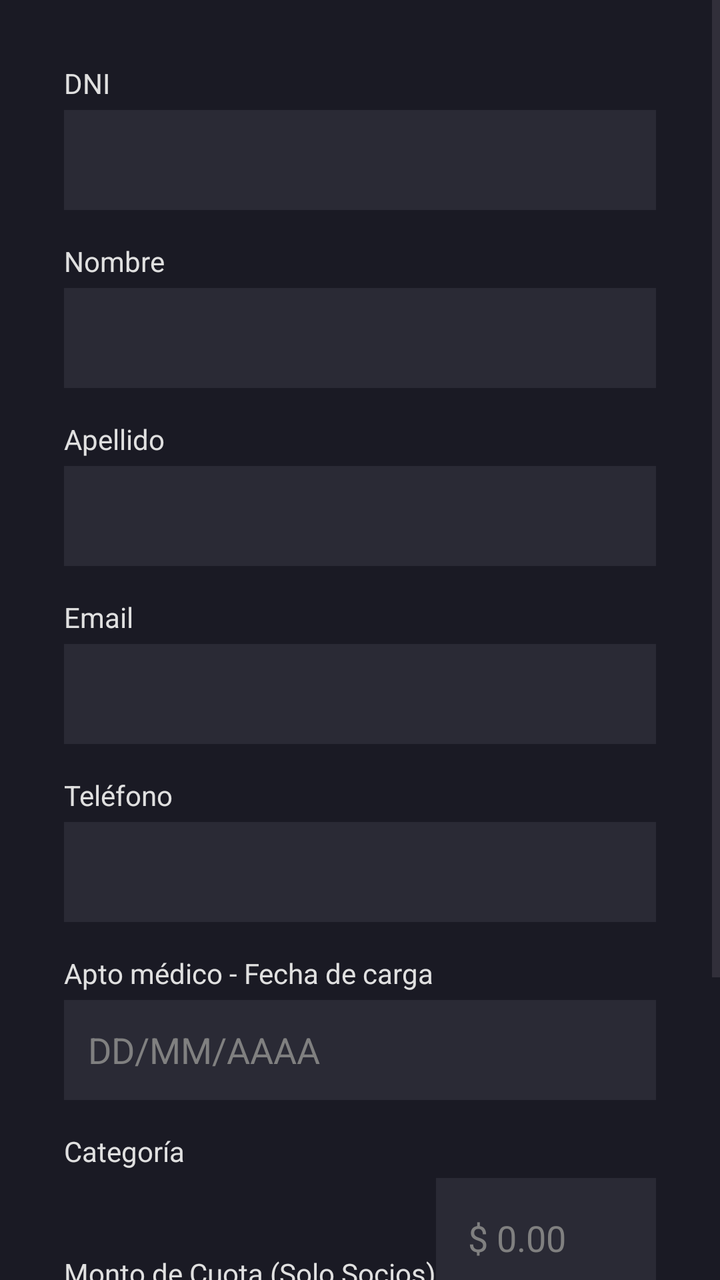
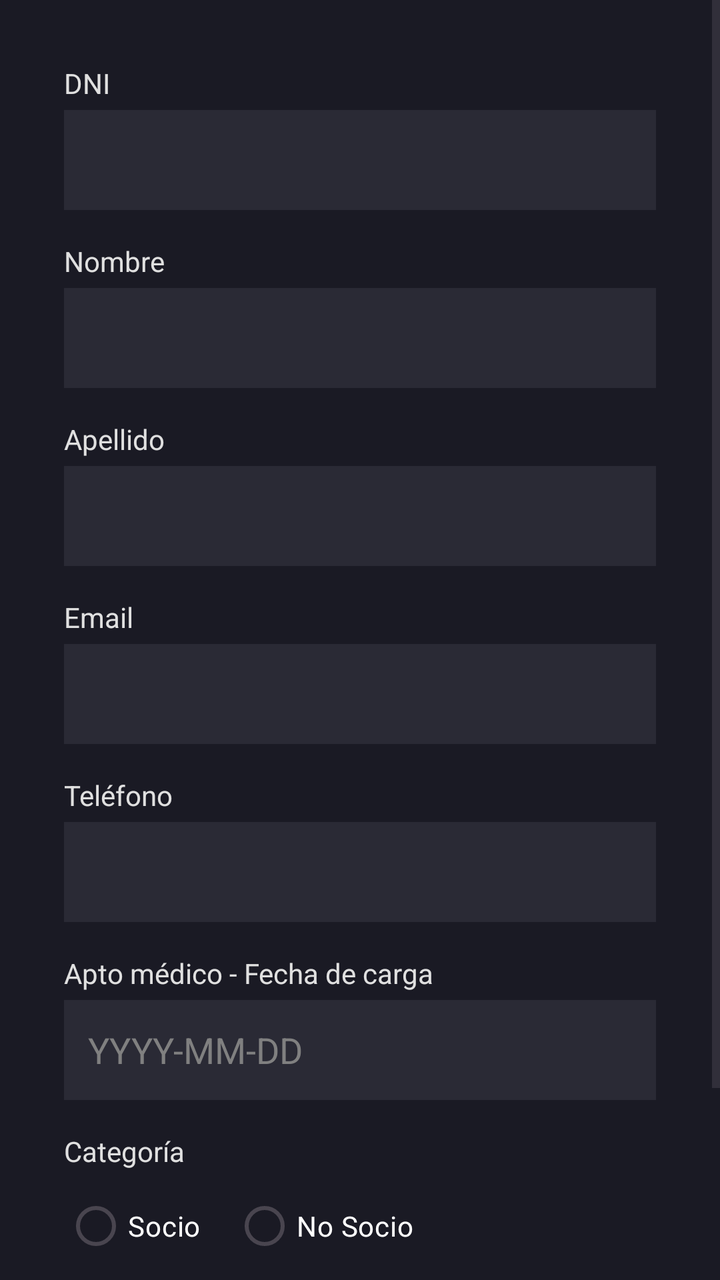

Two renders of the same Android screen: before a commit and after it. Below are the layout's source before the change and the commit's diff.
<!-- AndroidManifest.xml: application theme Theme.triada_DAM_MTlon -->
<!-- res/layout/activity_registro.xml -->
<?xml version="1.0" encoding="utf-8"?>
<ScrollView xmlns:android="http://schemas.android.com/apk/res/android"
    xmlns:tools="http://schemas.android.com/tools"
    android:layout_width="match_parent"
    android:layout_height="match_parent"
    android:background="#1A1A24">

    <LinearLayout
        android:layout_width="match_parent"
        android:layout_height="wrap_content"
        android:orientation="vertical"
        android:padding="32dp">

        <TextView
            android:layout_width="wrap_content"
            android:layout_height="wrap_content"
            android:text="DNI"
            android:textColor="#E0E0E0"
            android:layout_marginBottom="4dp"
            tools:ignore="HardcodedText" />

        <EditText
            android:id="@+id/etDniReg"
            android:layout_width="match_parent"
            android:layout_height="50dp"
            android:layout_marginBottom="16dp"
            android:background="#2A2A35"
            android:inputType="number"
            android:padding="12dp"
            android:textColor="#FFFFFF"
            tools:ignore="Autofill,LabelFor,SpeakableTextPresentCheck,SpeakableTextPresentCheck,VisualLintTextFieldSize" />

        <TextView
            android:layout_width="wrap_content"
            android:layout_height="wrap_content"
            android:text="Nombre"
            android:textColor="#E0E0E0"
            android:layout_marginBottom="4dp"
            tools:ignore="HardcodedText" />

        <EditText
            android:id="@+id/etNombre"
            android:layout_width="match_parent"
            android:layout_height="50dp"
            android:layout_marginBottom="16dp"
            android:background="#2A2A35"
            android:inputType="text"
            android:padding="12dp"
            android:textColor="#FFFFFF"
            tools:ignore="Autofill,LabelFor,SpeakableTextPresentCheck,VisualLintTextFieldSize" />

        <TextView
            android:layout_width="wrap_content"
            android:layout_height="wrap_content"
            android:text="Apellido"
            android:textColor="#E0E0E0"
            android:layout_marginBottom="4dp"
            tools:ignore="HardcodedText" />

        <EditText
            android:id="@+id/etApellido"
            android:layout_width="match_parent"
            android:layout_height="50dp"
            android:layout_marginBottom="16dp"
            android:background="#2A2A35"
            android:inputType="text"
            android:padding="12dp"
            android:textColor="#FFFFFF"
            tools:ignore="Autofill,LabelFor,SpeakableTextPresentCheck,VisualLintTextFieldSize" />

        <TextView
            android:layout_width="wrap_content"
            android:layout_height="wrap_content"
            android:text="Email"
            android:textColor="#E0E0E0"
            android:layout_marginBottom="4dp"
            tools:ignore="HardcodedText" />

        <EditText
            android:id="@+id/etEmail"
            android:layout_width="match_parent"
            android:layout_height="50dp"
            android:layout_marginBottom="16dp"
            android:background="#2A2A35"
            android:inputType="textEmailAddress"
            android:padding="12dp"
            android:textColor="#FFFFFF"
            tools:ignore="Autofill,LabelFor,SpeakableTextPresentCheck,VisualLintTextFieldSize" />

        <TextView
            android:layout_width="wrap_content"
            android:layout_height="wrap_content"
            android:text="Teléfono"
            android:textColor="#E0E0E0"
            android:layout_marginBottom="4dp"
            tools:ignore="HardcodedText" />

        <EditText
            android:id="@+id/etTelefono"
            android:layout_width="match_parent"
            android:layout_height="50dp"
            android:layout_marginBottom="16dp"
            android:background="#2A2A35"
            android:inputType="phone"
            android:padding="12dp"
            android:textColor="#FFFFFF"
            tools:ignore="Autofill,LabelFor,SpeakableTextPresentCheck,VisualLintTextFieldSize" />

        <TextView
            android:layout_width="wrap_content"
            android:layout_height="wrap_content"
            android:text="Apto médico - Fecha de carga"
            android:textColor="#E0E0E0"
            android:layout_marginBottom="4dp"
            tools:ignore="HardcodedText" />

        <EditText
            android:id="@+id/etApto"
            android:layout_width="match_parent"
            android:layout_height="50dp"
            android:layout_marginBottom="16dp"
            android:background="#2A2A35"
            android:hint="DD/MM/AAAA"
            android:inputType="date"
            android:padding="12dp"
            android:textColor="#FFFFFF"
            android:textColorHint="#808080"
            tools:ignore="Autofill,HardcodedText,TextContrastCheck,VisualLintTextFieldSize" />

        <TextView
            android:layout_width="wrap_content"
            android:layout_height="wrap_content"
            android:text="Categoría"
            android:textColor="#E0E0E0"
            android:layout_marginBottom="4dp"
            tools:ignore="HardcodedText" />
        <RadioGroup
            android:id="@+id/rgCategoria"
            android:layout_width="match_parent"
            android:layout_height="wrap_content"
            android:orientation="horizontal"
            android:layout_marginBottom="24dp">

            <TextView
                android:id="@+id/lblMontoCuota"
                android:layout_width="wrap_content"
                android:layout_height="wrap_content"
                android:text="Monto de Cuota (Solo Socios)"
                android:textColor="#E0E0E0"
                android:layout_marginTop="16dp"
                android:layout_marginBottom="8dp"
                tools:ignore="HardcodedText" />

            <EditText
                android:id="@+id/etMontoCuota"
                android:layout_width="match_parent"
                android:layout_height="60dp"
                android:layout_marginBottom="16dp"
                android:background="#2A2A35"
                android:hint="$ 0.00"
                android:inputType="number"
                android:padding="16dp"
                android:textColor="#FFFFFF"
                android:textColorHint="#808080"
                tools:ignore="Autofill,HardcodedText,TextContrastCheck,VisualLintTextFieldSize" />

            <RadioButton
                android:id="@+id/rbSocio"
                android:layout_width="wrap_content"
                android:layout_height="wrap_content"
                android:text="Socio"
                android:textColor="#FFFFFF"
                android:layout_marginEnd="16dp"
                tools:ignore="HardcodedText" />

            <RadioButton
                android:id="@+id/rbNoSocio"
                android:layout_width="wrap_content"
                android:layout_height="wrap_content"
                android:text="No Socio"
                android:textColor="#FFFFFF"
                tools:ignore="HardcodedText" />
        </RadioGroup>

        <LinearLayout
            android:layout_width="match_parent"
            android:layout_height="wrap_content"
            android:orientation="horizontal">

            <Button
                android:id="@+id/btnCancelar"
                android:layout_width="0dp"
                android:layout_height="60dp"
                android:layout_weight="1"
                android:text="Cancelar"
                android:backgroundTint="#424242"
                android:textColor="#FFFFFF"
                android:layout_marginEnd="8dp"
                tools:ignore="ButtonStyle,HardcodedText,VisualLintButtonSize" />

            <Button
                android:id="@+id/btnRegistrarSocio"
                android:layout_width="0dp"
                android:layout_height="60dp"
                android:layout_weight="1"
                android:text="Registrar"
                android:backgroundTint="#00E5FF"
                android:textColor="#000000"
                android:layout_marginStart="8dp"
                tools:ignore="ButtonStyle,HardcodedText,VisualLintButtonSize" />
        </LinearLayout>

    </LinearLayout>
</ScrollView>
<!-- resources referenced by this layout -->
<resources>
  <style name="Theme.triada_DAM_MTlon" parent="Base.Theme.triada_DAM_MTlon" />
  <style name="Base.Theme.triada_DAM_MTlon" parent="Theme.Material3.DayNight.NoActionBar">
          
          
      </style>
</resources>

<!-- the commit's change to res/layout/activity_registro.xml (unified diff, before → after) -->
@@ -120,7 +120,7 @@
             android:layout_height="50dp"
             android:layout_marginBottom="16dp"
             android:background="#2A2A35"
-            android:hint="DD/MM/AAAA"
+            android:hint="YYYY-MM-DD"
             android:inputType="date"
             android:padding="12dp"
             android:textColor="#FFFFFF"
@@ -140,29 +140,6 @@
             android:layout_height="wrap_content"
             android:orientation="horizontal"
             android:layout_marginBottom="24dp">
-
-            <TextView
-                android:id="@+id/lblMontoCuota"
-                android:layout_width="wrap_content"
-                android:layout_height="wrap_content"
-                android:text="Monto de Cuota (Solo Socios)"
-                android:textColor="#E0E0E0"
-                android:layout_marginTop="16dp"
-                android:layout_marginBottom="8dp"
-                tools:ignore="HardcodedText" />
-
-            <EditText
-                android:id="@+id/etMontoCuota"
-                android:layout_width="match_parent"
-                android:layout_height="60dp"
-                android:layout_marginBottom="16dp"
-                android:background="#2A2A35"
-                android:hint="$ 0.00"
-                android:inputType="number"
-                android:padding="16dp"
-                android:textColor="#FFFFFF"
-                android:textColorHint="#808080"
-                tools:ignore="Autofill,HardcodedText,TextContrastCheck,VisualLintTextFieldSize" />
 
             <RadioButton
                 android:id="@+id/rbSocio"
